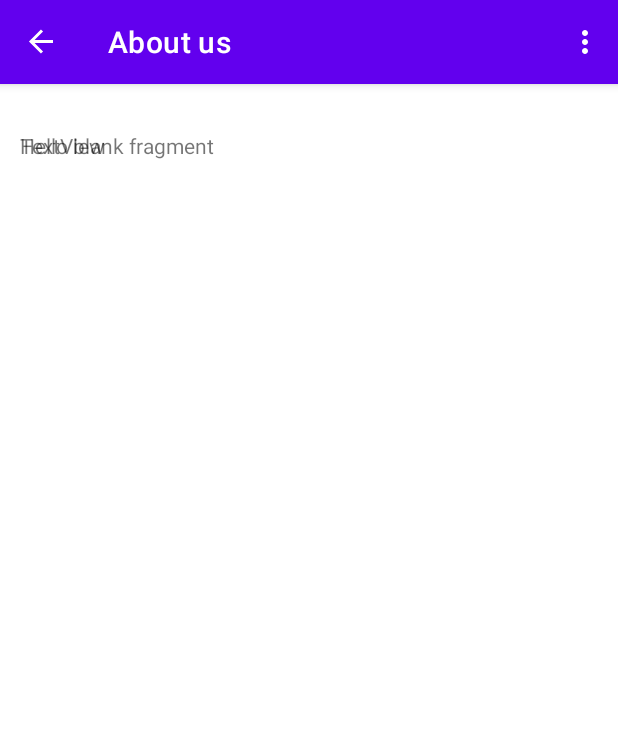
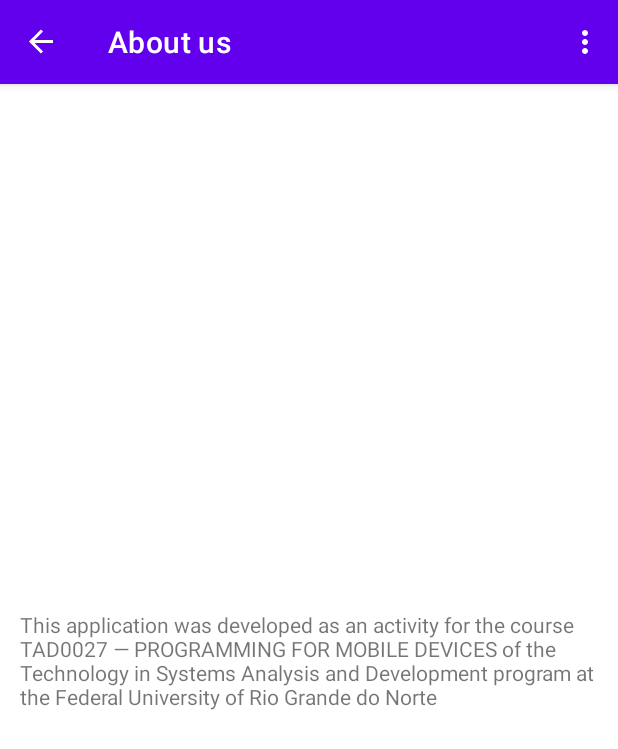
Before and after one commit to ioresss/Poppedia, an Android app: the AboutUsFragment screen opened through its navigation route, on a phone screen of 412 x 824 dp. Shown: the top 749 px of the screen. Run offline under Robolectric (Android 15) with nearby library versions, the phone set to English and light mode, and no system bars; our stand-ins replace Room's generated code, navigation-ui.

Commit message:
Alteração nos fragments, corrigindo posição de componentes.

```diff
--- a/app/src/main/res/layout/fragment_about_us.xml
+++ b/app/src/main/res/layout/fragment_about_us.xml
@@ -1,20 +1,22 @@
 <?xml version="1.0" encoding="utf-8"?>
-<FrameLayout xmlns:android="http://schemas.android.com/apk/res/android"
+<androidx.constraintlayout.widget.ConstraintLayout xmlns:android="http://schemas.android.com/apk/res/android"
+    xmlns:app="http://schemas.android.com/apk/res-auto"
     xmlns:tools="http://schemas.android.com/tools"
     android:layout_width="match_parent"
     android:layout_height="match_parent"
     tools:context=".fragments.aboutus.AboutUsFragment">
 
     <!-- TODO: Update blank fragment layout -->
-    <TextView
-        android:layout_width="match_parent"
-        android:layout_height="match_parent"
-        android:text="@string/hello_blank_fragment" />
 
     <TextView
         android:id="@+id/textView"
         android:layout_width="wrap_content"
         android:layout_height="wrap_content"
-        android:text="TextView" />
+        android:text="This application was developed as an activity for the course TAD0027 — PROGRAMMING FOR MOBILE DEVICES of the Technology in Systems Analysis and Development program at the Federal University of Rio Grande do Norte"
+        app:layout_constraintBottom_toBottomOf="parent"
+        app:layout_constraintEnd_toEndOf="parent"
+        app:layout_constraintHorizontal_bias="0.5"
+        app:layout_constraintStart_toStartOf="parent"
+        app:layout_constraintTop_toTopOf="parent" />
 
-</FrameLayout>
+</androidx.constraintlayout.widget.ConstraintLayout>
--- a/app/src/main/res/layout/fragment_details.xml
+++ b/app/src/main/res/layout/fragment_details.xml
@@ -117,7 +117,7 @@
         android:id="@+id/space4"
         android:layout_width="0dp"
         android:layout_height="40dp"
-        android:layout_marginBottom="84dp"
+        android:layout_marginBottom="124dp"
         app:layout_constraintBottom_toBottomOf="parent"
         app:layout_constraintEnd_toEndOf="parent"
         app:layout_constraintHorizontal_bias="0.0"
--- a/app/src/main/res/layout/fragment_edit.xml
+++ b/app/src/main/res/layout/fragment_edit.xml
@@ -12,12 +12,14 @@
         android:id="@+id/txtEditName"
         android:layout_width="match_parent"
         android:layout_height="wrap_content"
+        android:layout_marginTop="40dp"
         android:ems="10"
+        android:hint="Name"
         android:inputType="textPersonName"
         android:minHeight="48dp"
         android:paddingTop="10dp"
-        android:hint="Name"
         app:layout_constraintEnd_toEndOf="parent"
+        app:layout_constraintHorizontal_bias="0.686"
         app:layout_constraintStart_toStartOf="parent"
         app:layout_constraintTop_toTopOf="parent" />
 
--- a/app/src/main/res/layout/fragment_insert.xml
+++ b/app/src/main/res/layout/fragment_insert.xml
@@ -12,12 +12,14 @@
         android:id="@+id/txtName"
         android:layout_width="match_parent"
         android:layout_height="wrap_content"
+        android:layout_marginTop="40dp"
         android:ems="10"
+        android:hint="Name"
         android:inputType="textPersonName"
         android:minHeight="48dp"
         android:paddingTop="10dp"
-        android:hint="Name"
         app:layout_constraintEnd_toEndOf="parent"
+        app:layout_constraintHorizontal_bias="0.686"
         app:layout_constraintStart_toStartOf="parent"
         app:layout_constraintTop_toTopOf="parent" />
 
```
